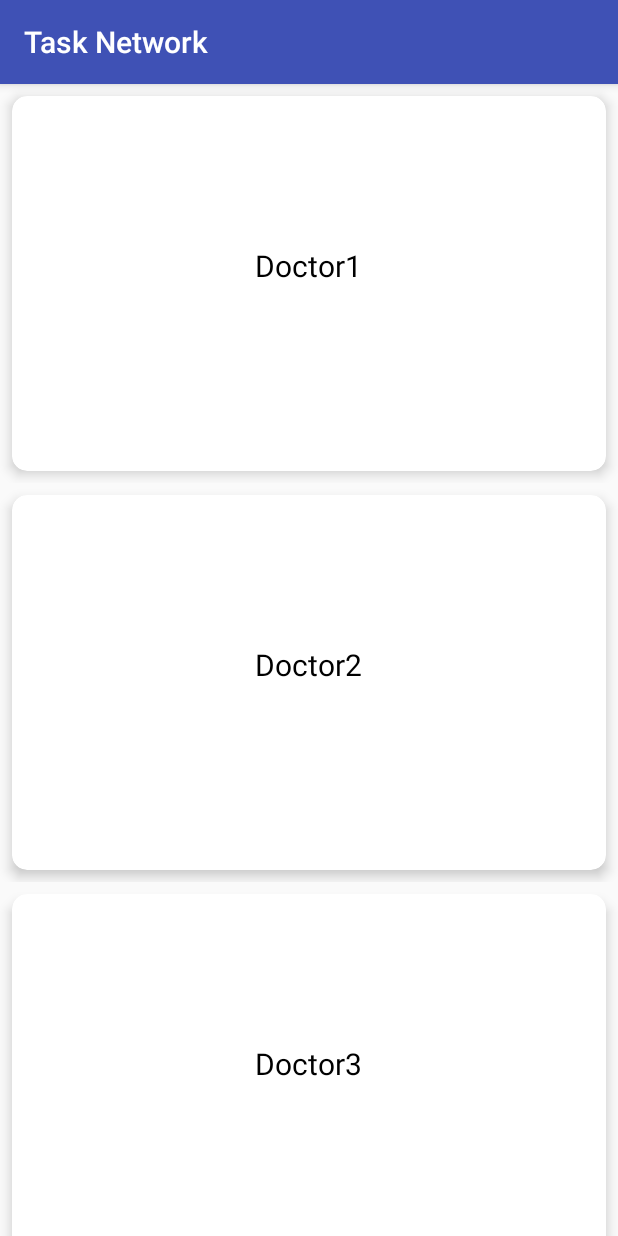
After one commit to ashish05182001/TaskNetwork, an Android app: the SearchList screen opened directly, with no data from a screen before it, on a phone screen of 412 x 824 dp. The commit adds this screen. Run offline under Robolectric (Android 15) with nearby library versions, the light colour scheme and no system bars.

Commit message:
SearchList

```diff
--- a/app/src/main/AndroidManifest.xml
+++ b/app/src/main/AndroidManifest.xml
@@ -24,6 +24,7 @@
         </activity>
         <activity android:name=".LoginActivity"></activity>
         <activity android:name=".CustomerSPActivity"></activity>
+        <activity android:name=".SearchList"></activity>
     </application>
 
 </manifest>
--- a/app/src/main/java/sddtu/org/tasknetwork/RecyclerAdapter.java
+++ b/app/src/main/java/sddtu/org/tasknetwork/RecyclerAdapter.java
@@ -1,5 +1,6 @@
 package sddtu.org.tasknetwork;
 
+import android.content.Intent;
 import android.support.v7.widget.RecyclerView;
 import android.view.LayoutInflater;
 import android.view.View;
@@ -16,40 +17,37 @@ public class RecyclerAdapter extends RecyclerView.Adapter<RecyclerAdapter.CardDa
 
     private ArrayList<CardData> arrayList;
 
-    public RecyclerAdapter(ArrayList arrayList){
+    public RecyclerAdapter(ArrayList<CardData> arrayList){
         this.arrayList=arrayList;
     }
 
-    public class CardDataHolder extends RecyclerView.ViewHolder  {
+    public class CardDataHolder extends RecyclerView.ViewHolder{
 
         TextView textView;
-        public CardDataHolder(View itemView) {
+        public CardDataHolder(final View itemView) {
             super(itemView);
             textView=(TextView)itemView.findViewById(R.id.textView);
+
+            itemView.setOnClickListener(new View.OnClickListener() {
+                @Override
+                public void onClick(View v) {
+                    itemView.getContext().startActivity(new Intent(v.getContext(),SearchList.class));
+                }
+            });
         }
-
-
     }
-
     @Override
     public RecyclerAdapter.CardDataHolder onCreateViewHolder(ViewGroup parent, int viewType) {
        View view= LayoutInflater.from(parent.getContext()).inflate(R.layout.cardlayout,parent,false);
         CardDataHolder cardDataHolder=new CardDataHolder(view);
         return cardDataHolder;
     }
-
     @Override
     public void onBindViewHolder(RecyclerAdapter.CardDataHolder holder, int position) {
-
         holder.textView.setText(arrayList.get(position).getT1());
-
     }
-
     @Override
     public int getItemCount() {
         return arrayList.size() ;
     }
-
-
-
 }
--- /dev/null
+++ b/app/src/main/java/sddtu/org/tasknetwork/SearchList.java
@@ -0,0 +1,41 @@
+package sddtu.org.tasknetwork;
+
+import android.app.Application;
+import android.os.Bundle;
+import android.support.v7.app.AppCompatActivity;
+import android.support.v7.widget.LinearLayoutManager;
+import android.support.v7.widget.RecyclerView;
+
+import java.util.ArrayList;
+
+/**
+ * Created by Dell on 3/16/2017.
+ */
+
+public class SearchList extends AppCompatActivity {
+    String[] data={"Doctor1","Doctor2","Doctor3","Doctor4","Doctor5","Doctor6","Doctor7","Doctor8","Doctor9"};
+    private RecyclerView recyclerView;
+    private RecyclerView.LayoutManager layoutManager;
+    private RecyclerView.Adapter adapter;
+    @Override
+    protected void onCreate(Bundle savedInstanceState)
+    {
+        super.onCreate(savedInstanceState);
+        setContentView(R.layout.activitysearchlist);
+        recyclerView=(RecyclerView)findViewById(R.id.searchrecycler);
+        layoutManager=new LinearLayoutManager(SearchList.this);
+        recyclerView.setLayoutManager(layoutManager);
+        adapter=new RecyclerAdapter(getDataSet());
+        recyclerView.setAdapter(adapter);
+
+    }
+
+    private ArrayList<CardData> getDataSet(){
+        ArrayList results=new ArrayList<CardData>();
+        for(int i=0;i<data.length;i++){
+            CardData cardData=new CardData(data[i]);
+            results.add(i,cardData);
+        }
+        return results;
+    }
+}
--- /dev/null
+++ b/app/src/main/res/layout/activitysearchlist.xml
@@ -0,0 +1,15 @@
+<?xml version="1.0" encoding="utf-8"?>
+<LinearLayout xmlns:android="http://schemas.android.com/apk/res/android"
+    android:layout_width="match_parent"
+    android:layout_height="match_parent">
+
+    <android.support.v7.widget.RecyclerView
+        android:layout_width="match_parent"
+        android:layout_height="match_parent"
+        android:id="@+id/searchrecycler">
+
+
+
+    </android.support.v7.widget.RecyclerView>
+
+</LinearLayout>
```
Also changed, not shown: app/src/main/java/sddtu/org/tasknetwork/MyRecyclerViewAdapter.java (deleted, +0 -68 lines).
